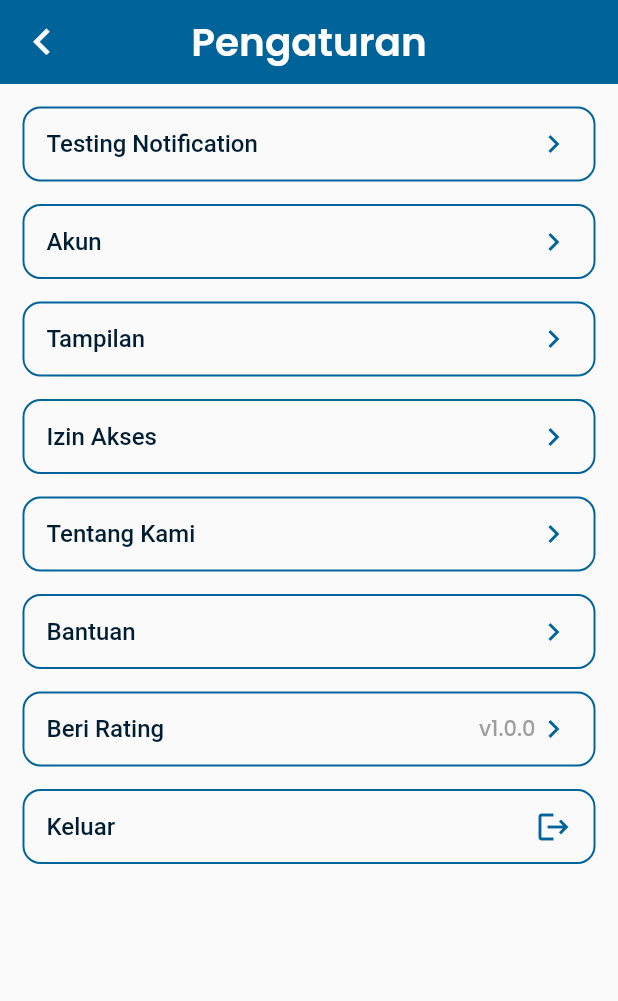
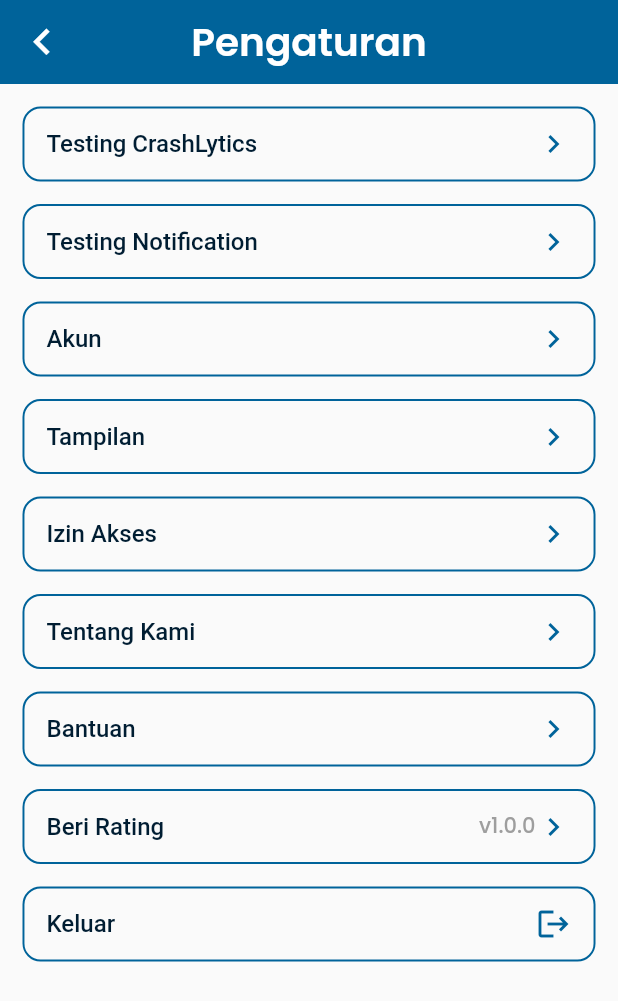
Before and after one commit to HikarusV/bookque, a Flutter app: the Settings screen opened by its route, on a phone screen of 412 x 824 dp. Shown: the top 1001 px of the screen. Run offline on Flutter 3.47's test engine with Material 2 defaults, Android fonts, the phone set to English and light mode, and no system bars; our stand-ins replace cached_network_image, firebase_auth, firebase_core, firebase_crashlytics, firebase_messaging, flutter_local_notifications and 10 more; missing offline and left inert: dart:ffi, flutter_facebook_auth, lazy_load_indexed_stack; accounts and stored records are empty; generated files the repository leaves out were written again.

Commit message:
Change Logo, fix some UI oversize when font scaling increase

```diff
--- a/lib/common/utils/system_notification.dart
+++ b/lib/common/utils/system_notification.dart
@@ -14,7 +14,7 @@ class NotificationSystem {
   static late AndroidNotificationChannel channel;
 
   static const initAndroidSetting =
-      AndroidInitializationSettings('@mipmap/ic_launcher');
+      AndroidInitializationSettings('@mipmap/ic_logo_trp_f');
 
   static const initSetting = InitializationSettings(
     android: initAndroidSetting,
@@ -75,7 +75,6 @@ class NotificationSystem {
           channelDescription: channel.description,
           priority: Priority.max,
           ticker: 'ticker',
-          color: Colors.blue,
         ),
       ),
       payload: payload,
--- a/lib/presentation/pages/settings/preference.dart
+++ b/lib/presentation/pages/settings/preference.dart
@@ -33,10 +33,11 @@ class Preference extends StatelessWidget {
             SettingItemButton(
               title: AppLocalizations.of(context)!.languageText,
               controller: context.read<SettingsProvider>().language,
-              itemsName: [
+              itemsName: const [
                 // AppLocalizations.of(context)!.languageItem1,
                 'Indonesia',
-                AppLocalizations.of(context)!.languageItem2,
+                // AppLocalizations.of(context)!.languageItem2,
+                'English'
               ],
               onItemSelected: (name, i, isSelected) {
                 context.read<SettingsProvider>().language.selectIndex(i);
--- a/lib/presentation/pages/settings/settings.dart
+++ b/lib/presentation/pages/settings/settings.dart
@@ -7,6 +7,7 @@ import 'package:bookque/presentation/pages/settings/preference.dart';
 import 'package:bookque/presentation/provider/account_provider.dart';
 import 'package:bookque/presentation/widgets/custom_scaffold.dart';
 import 'package:bookque/presentation/widgets/settings/setting_button.dart';
+import 'package:firebase_crashlytics/firebase_crashlytics.dart';
 import 'package:flutter/material.dart';
 import 'package:provider/provider.dart';
 
@@ -26,6 +27,12 @@ class Settings extends StatelessWidget {
           margin: const EdgeInsets.all(15.0),
           child: Column(
             children: [
+              SettingButton(
+                text: 'Testing CrashLytics',
+                onPressed: () {
+                  FirebaseCrashlytics.instance.crash();
+                },
+              ),
               SettingButton(
                 text: 'Testing Notification',
                 onPressed: () {
--- a/lib/presentation/provider/settings_provider.dart
+++ b/lib/presentation/provider/settings_provider.dart
@@ -12,7 +12,7 @@ class SettingsProvider with ChangeNotifier {
     valueLanguage = globalLocalData.getString('valueLang') ?? 'Indonesia';
     fontScaleValue = globalLocalData.getDouble('fontScale') ?? 1;
 
-    _now = int.parse(DateFormat('hh').format(DateTime.now()));
+    _now = int.parse(DateFormat('HH').format(DateTime.now()));
   }
 
   final List<double> scale = [1, 1.1, 1.2];
--- a/lib/presentation/widgets/home/categories_item.dart
+++ b/lib/presentation/widgets/home/categories_item.dart
@@ -1,8 +1,10 @@
 import 'package:bookque/data/models/categories.dart';
 import 'package:bookque/presentation/pages/category/all_categories_list.dart';
 import 'package:flutter/material.dart';
+import 'package:provider/provider.dart';
 
 import '../../../common/styles.dart';
+import '../../provider/settings_provider.dart';
 
 class CategoriesItem extends StatelessWidget {
   const CategoriesItem({Key? key, this.onItemTap, required this.items})
@@ -14,7 +16,7 @@ class CategoriesItem extends StatelessWidget {
   Widget build(BuildContext context) {
     return Container(
       margin: const EdgeInsets.only(top: 5),
-      height: 75,
+      height: (75.0 * context.watch<SettingsProvider>().fontScaleValue),
       child: ListView.builder(
         itemCount: items.length,
         scrollDirection: Axis.horizontal,
--- a/pubspec.yaml
+++ b/pubspec.yaml
@@ -60,6 +60,7 @@ dependencies:
   lazy_load_indexed_stack: ^0.1.3
   flutter_staggered_animations: ^1.0.0
   shared_preferences: ^2.0.15
+  firebase_crashlytics: ^2.8.2
 
 dev_dependencies:
   flutter_test:
```
Also changed, not shown: pubspec.lock, 39 other files.
